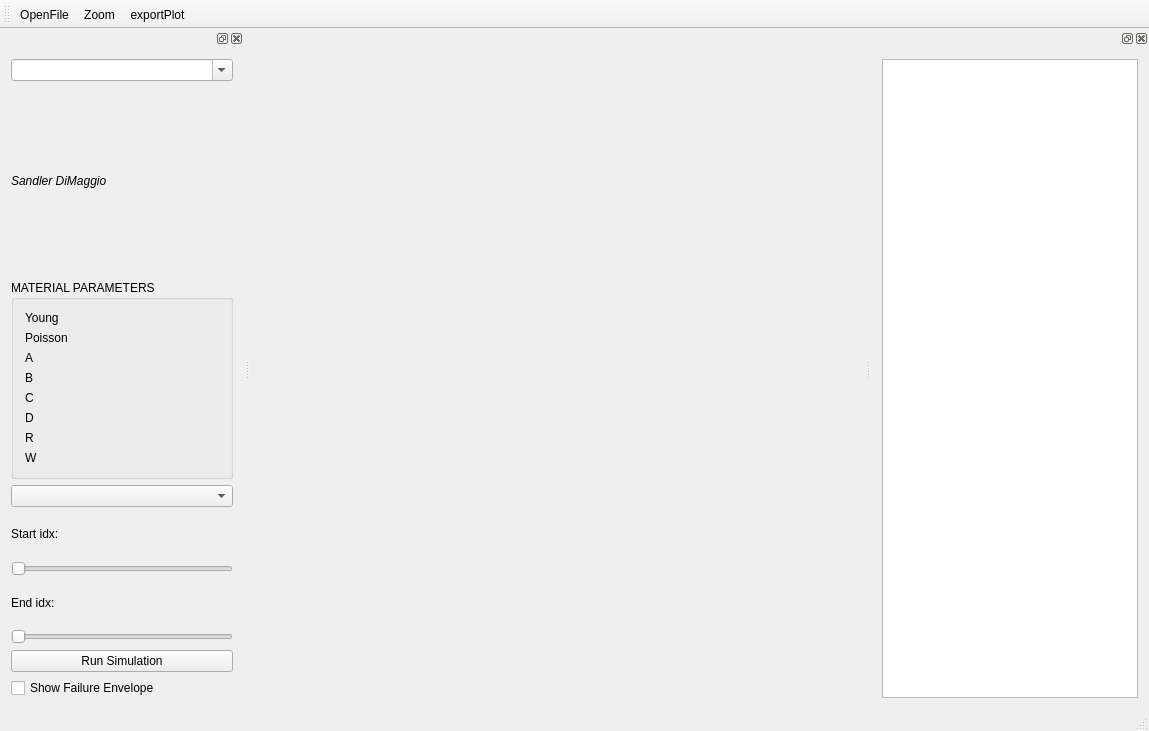
Qt form Projects/Plasticity/PlasticityQT/mainwindow.ui (labmec/neopz) before a commit.
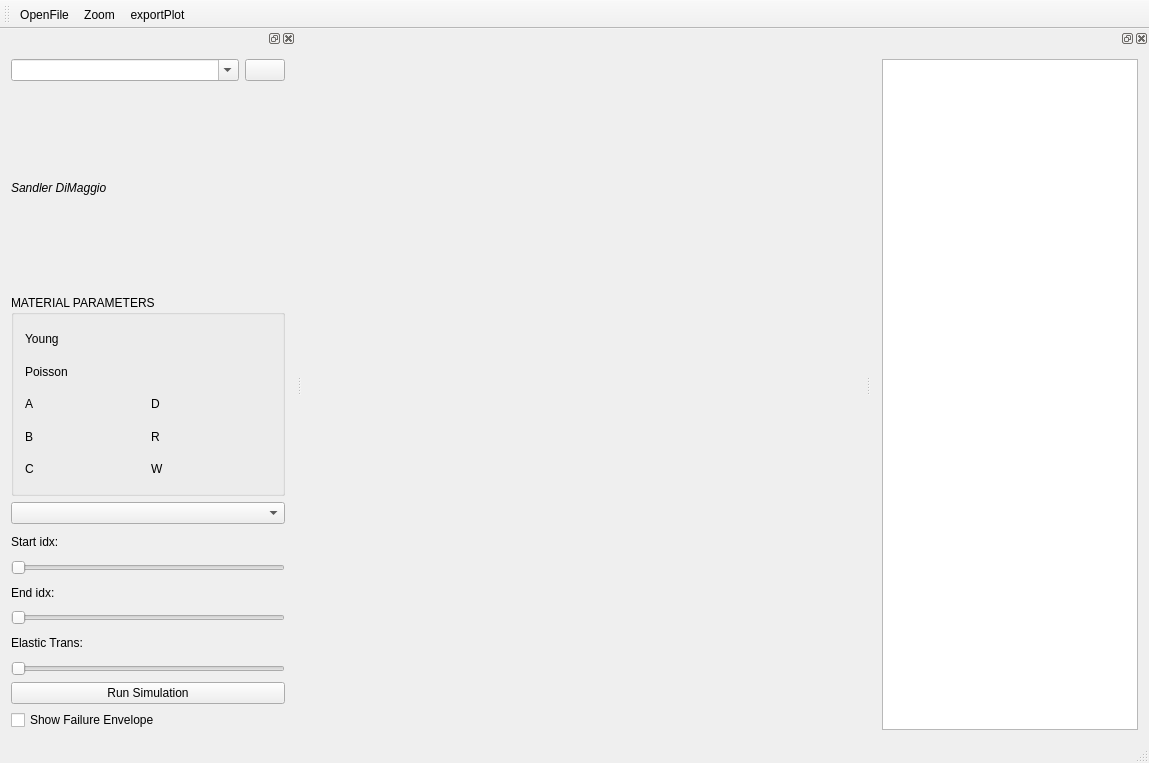
The same form after that commit. Custom widgets are drawn as their Qt base class.

```diff
--- a/Projects/Plasticity/PlasticityQT/mainwindow.ui
+++ b/Projects/Plasticity/PlasticityQT/mainwindow.ui
@@ -7,7 +7,7 @@
     <x>0</x>
     <y>0</y>
     <width>1149</width>
-    <height>731</height>
+    <height>763</height>
    </rect>
   </property>
   <property name="windowTitle">
@@ -20,7 +20,10 @@
      <verstretch>0</verstretch>
     </sizepolicy>
    </property>
-   <layout class="QGridLayout" name="gridLayout_3">
+   <layout class="QGridLayout" name="gridLayout">
+    <item row="1" column="1">
+     <widget class="Plot" name="Plot_4"/>
+    </item>
     <item row="0" column="0">
      <widget class="Plot" name="Plot_1">
       <property name="cursor">
@@ -28,14 +31,11 @@
       </property>
      </widget>
     </item>
-    <item row="0" column="1">
-     <widget class="Plot" name="Plot_2"/>
-    </item>
     <item row="1" column="0">
      <widget class="Plot" name="Plot_3"/>
     </item>
-    <item row="1" column="1">
-     <widget class="Plot" name="Plot_4"/>
+    <item row="0" column="1">
+     <widget class="Plot" name="Plot_2"/>
     </item>
    </layout>
   </widget>
@@ -142,8 +142,8 @@
    </property>
    <property name="minimumSize">
     <size>
-     <width>244</width>
-     <height>625</height>
+     <width>296</width>
+     <height>582</height>
     </size>
    </property>
    <property name="maximumSize">
@@ -160,18 +160,38 @@
    </attribute>
    <widget class="QWidget" name="dockWidgetContents_2">
     <property name="sizePolicy">
-     <sizepolicy hsizetype="Expanding" vsizetype="Expanding">
+     <sizepolicy hsizetype="Preferred" vsizetype="Preferred">
       <horstretch>0</horstretch>
       <verstretch>0</verstretch>
      </sizepolicy>
     </property>
-    <layout class="QVBoxLayout" name="verticalLayout_3">
+    <layout class="QVBoxLayout" name="verticalLayout_2">
      <item>
-      <widget class="QComboBox" name="comboBoxSim">
-       <property name="editable">
-        <bool>true</bool>
-       </property>
-      </widget>
+      <layout class="QHBoxLayout" name="horizontalLayout_11">
+       <item>
+        <widget class="QComboBox" name="comboBoxSim">
+         <property name="editable">
+          <bool>true</bool>
+         </property>
+        </widget>
+       </item>
+       <item>
+        <widget class="QPushButton" name="lockParamsBtn">
+         <property name="sizePolicy">
+          <sizepolicy hsizetype="Fixed" vsizetype="Fixed">
+           <horstretch>0</horstretch>
+           <verstretch>0</verstretch>
+          </sizepolicy>
+         </property>
+         <property name="text">
+          <string/>
+         </property>
+         <property name="checkable">
+          <bool>true</bool>
+         </property>
+        </widget>
+       </item>
+      </layout>
      </item>
      <item>
       <widget class="QLabel" name="label_22">
@@ -192,8 +212,8 @@
        <property name="title">
         <string>MATERIAL PARAMETERS</string>
        </property>
-       <layout class="QVBoxLayout" name="verticalLayout_2">
-        <item>
+       <layout class="QGridLayout" name="gridLayout_3">
+        <item row="0" column="0" colspan="2">
          <layout class="QHBoxLayout" name="horizontalLayout">
           <item>
            <widget class="QLabel" name="label_8">
@@ -217,7 +237,7 @@
           </item>
          </layout>
         </item>
-        <item>
+        <item row="1" column="0" colspan="2">
          <layout class="QHBoxLayout" name="horizontalLayout_2">
           <item>
            <widget class="QLabel" name="label_11">
@@ -244,7 +264,7 @@
           </item>
          </layout>
         </item>
-        <item>
+        <item row="2" column="0">
          <layout class="QHBoxLayout" name="horizontalLayout_3">
           <item>
            <widget class="QLabel" name="label_13">
@@ -268,7 +288,31 @@
           </item>
          </layout>
         </item>
-        <item>
+        <item row="2" column="1">
+         <layout class="QHBoxLayout" name="horizontalLayout_6">
+          <item>
+           <widget class="QLabel" name="label_21">
+            <property name="text">
+             <string>D</string>
+            </property>
+           </widget>
+          </item>
+          <item>
+           <widget class="QwtCounter" name="D_counter">
+            <property name="numButtons">
+             <number>1</number>
+            </property>
+            <property name="maxValue">
+             <double>1000.000000000000000</double>
+            </property>
+            <property name="value">
+             <double>0.018768000000000</double>
+            </property>
+           </widget>
+          </item>
+         </layout>
+        </item>
+        <item row="3" column="0">
          <layout class="QHBoxLayout" name="horizontalLayout_4">
           <item>
            <widget class="QLabel" name="label_12">
@@ -292,7 +336,31 @@
           </item>
          </layout>
         </item>
-        <item>
+        <item row="3" column="1">
+         <layout class="QHBoxLayout" name="horizontalLayout_7">
+          <item>
+           <widget class="QLabel" name="label_29">
+            <property name="text">
+             <string>R</string>
+            </property>
+           </widget>
+          </item>
+          <item>
+           <widget class="QwtCounter" name="R_counter">
+            <property name="numButtons">
+             <number>1</number>
+            </property>
+            <property name="maxValue">
+             <double>1000.000000000000000</double>
+            </property>
+            <property name="value">
+             <double>0.919690000000000</double>
+            </property>
+           </widget>
+          </item>
+         </layout>
+        </item>
+        <item row="4" column="0">
          <layout class="QHBoxLayout" name="horizontalLayout_5">
           <item>
            <widget class="QLabel" name="label_15">
@@ -319,55 +387,7 @@
           </item>
          </layout>
         </item>
-        <item>
-         <layout class="QHBoxLayout" name="horizontalLayout_6">
-          <item>
-           <widget class="QLabel" name="label_21">
-            <property name="text">
-             <string>D</string>
-            </property>
-           </widget>
-          </item>
-          <item>
-           <widget class="QwtCounter" name="D_counter">
-            <property name="numButtons">
-             <number>1</number>
-            </property>
-            <property name="maxValue">
-             <double>1000.000000000000000</double>
-            </property>
-            <property name="value">
-             <double>0.018768000000000</double>
-            </property>
-           </widget>
-          </item>
-         </layout>
-        </item>
-        <item>
-         <layout class="QHBoxLayout" name="horizontalLayout_7">
-          <item>
-           <widget class="QLabel" name="label_29">
-            <property name="text">
-             <string>R</string>
-            </property>
-           </widget>
-          </item>
-          <item>
-           <widget class="QwtCounter" name="R_counter">
-            <property name="numButtons">
-             <number>1</number>
-            </property>
-            <property name="maxValue">
-             <double>1000.000000000000000</double>
-            </property>
-            <property name="value">
-             <double>0.919690000000000</double>
-            </property>
-           </widget>
-          </item>
-         </layout>
-        </item>
-        <item>
+        <item row="4" column="1">
          <layout class="QHBoxLayout" name="horizontalLayout_8">
           <item>
            <widget class="QLabel" name="label_31">
@@ -465,6 +485,37 @@
          </property>
         </widget>
        </item>
+       <item>
+        <layout class="QHBoxLayout" name="horizontalLayout_12">
+         <item>
+          <widget class="QLabel" name="label_3">
+           <property name="text">
+            <string>Elastic Trans:</string>
+           </property>
+          </widget>
+         </item>
+         <item>
+          <widget class="QwtCounter" name="elastic_trans_idx_value">
+           <property name="numButtons">
+            <number>1</number>
+           </property>
+           <property name="basicstep" stdset="0">
+            <double>1.000000000000000</double>
+           </property>
+           <property name="maxValue">
+            <double>99.000000000000000</double>
+           </property>
+          </widget>
+         </item>
+        </layout>
+       </item>
+       <item>
+        <widget class="QSlider" name="elastic_trans_idx_slider">
+         <property name="orientation">
+          <enum>Qt::Horizontal</enum>
+         </property>
+        </widget>
+       </item>
        <item>
         <widget class="QPushButton" name="runSimBtn">
          <property name="text">
```
Left out of the diff: 3 changed lines with no effect on the pictures.
